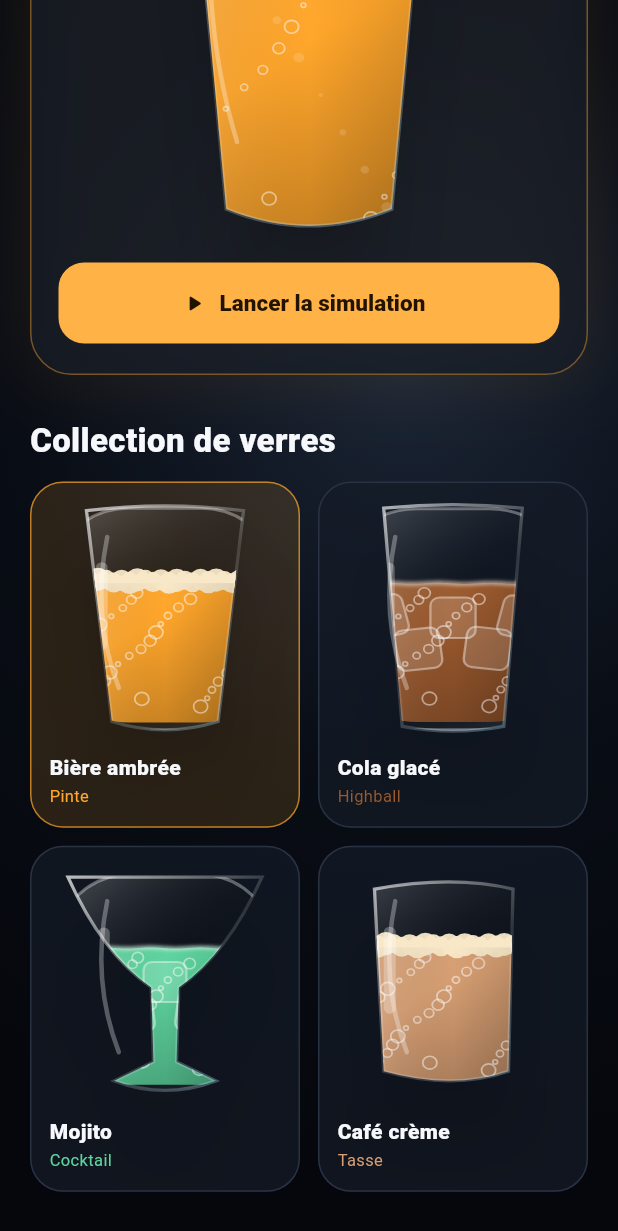
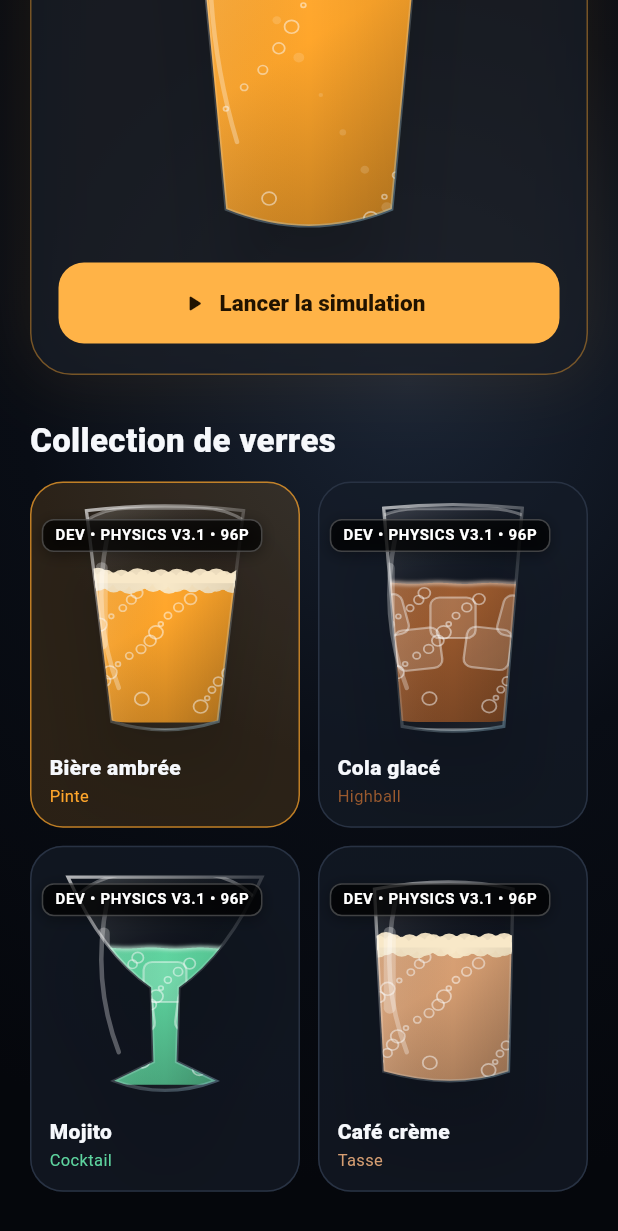
Before and after one commit to Neo52000/drinkverse, a Flutter app: the screen it shows after launch, scrolled down 314 dp, on a phone screen of 412 x 824 dp. Shown: the top 1231 px of the screen. Run offline on Flutter 3.47's test engine with Material 3 defaults, Android fonts, the phone set to English and light mode, and no system bars; our stand-ins replace sensors_plus.

Commit message:
dev: afficher la version du moteur physique à l'écran

```diff
--- a/lib/widgets/drink_vessel.dart
+++ b/lib/widgets/drink_vessel.dart
@@ -14,6 +14,8 @@ class DrinkVessel extends StatelessWidget {
     this.condensation = true,
     this.paused = false,
   });
+
+  static const String debugVersion = 'DEV • PHYSICS V3.1 • 96P';
 
   final Drink drink;
   final double fillLevel;
@@ -65,10 +67,64 @@ class DrinkVessel extends StatelessWidget {
                   ),
                 ),
               ),
+              const Positioned(
+                top: 12,
+                right: 12,
+                child: IgnorePointer(
+                  child: _DebugVersionBadge(),
+                ),
+              ),
             ],
           ),
         );
       },
+    );
+  }
+}
+
+class _DebugVersionBadge extends StatelessWidget {
+  const _DebugVersionBadge();
+
+  @override
+  Widget build(BuildContext context) {
+    return DecoratedBox(
+      decoration: BoxDecoration(
+        color: Colors.black.withValues(alpha: 0.68),
+        borderRadius: BorderRadius.circular(8),
+        border: Border.all(
+          color: Colors.white.withValues(alpha: 0.24),
+          width: 1,
+        ),
+        boxShadow: [
+          BoxShadow(
+            color: Colors.black.withValues(alpha: 0.35),
+            blurRadius: 8,
+            offset: const Offset(0, 2),
+          ),
+        ],
+      ),
+      child: const Padding(
+        padding: EdgeInsets.symmetric(horizontal: 9, vertical: 6),
+        child: Text(
+          DrinkVessel.debugVersion,
+          maxLines: 1,
+          overflow: TextOverflow.fade,
+          softWrap: false,
+          style: TextStyle(
+            color: Colors.white,
+            fontSize: 10,
+            height: 1,
+            fontWeight: FontWeight.w700,
+            letterSpacing: 0.45,
+            shadows: [
+              Shadow(
+                color: Colors.black87,
+                blurRadius: 2,
+              ),
+            ],
+          ),
+        ),
+      ),
     );
   }
 }
```
